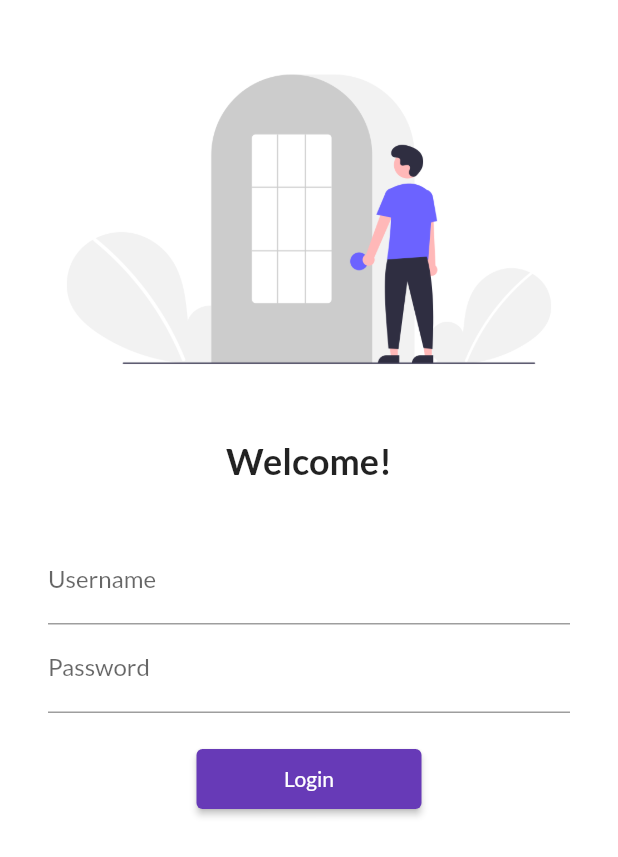
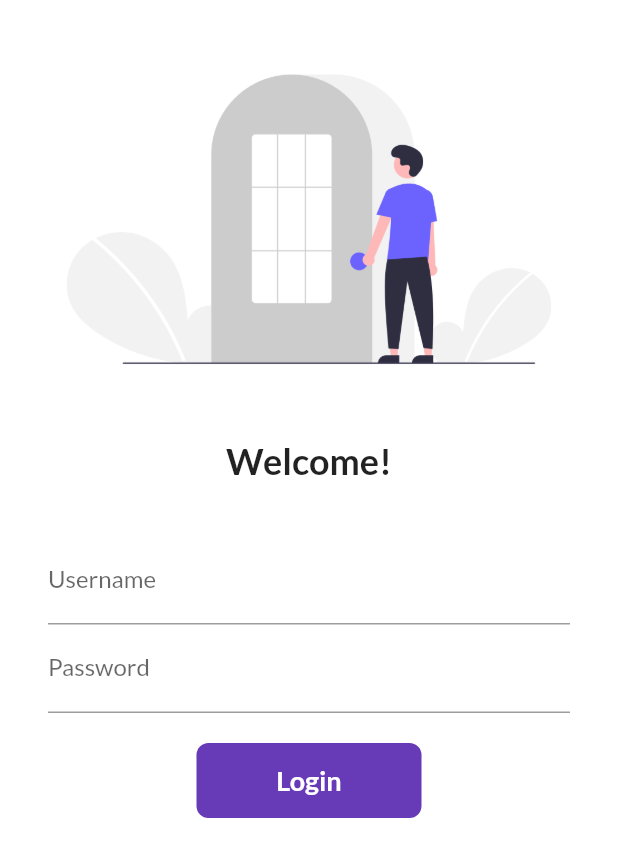
Before and after one commit to paramsiddharth/learning-flutter, a Flutter app: the screen it shows after launch, on a phone screen of 412 x 824 dp. Shown: the top 857 px of the screen. Run offline on Flutter 3.47's test engine with Material 2 defaults, Android fonts, the phone set to English and light mode, and no system bars; our stand-ins replace google_fonts.

Commit message:
दिवस ६ पूर्ण

```diff
--- a/1-flutter-cat/lib/pages/login_page.dart
+++ b/1-flutter-cat/lib/pages/login_page.dart
@@ -1,7 +1,16 @@
 import 'package:flutter/material.dart';
 import '../utils/routes.dart';
 
-class LoginPage extends StatelessWidget {
+class LoginPage extends StatefulWidget {
+  @override
+  _LoginPageState createState() => _LoginPageState();
+}
+
+class _LoginPageState extends State<LoginPage> {
+  final ANIMATION_DURATION = 1;
+  String name = '';
+  bool changeButton = false;
+
   @override
   Widget build(BuildContext context) {
     return Material(
@@ -20,7 +29,7 @@
               height: 20,
             ),
             Text(
-              'Welcome!',
+              'Welcome${name == '' ? '' : ' $name'}!',
               style: TextStyle(
                 fontSize: 24,
                 fontWeight: FontWeight.bold
@@ -38,6 +47,10 @@
                       hintText: 'Enter username',
                       labelText: 'Username'
                     ),
+                    onChanged: (value) {
+                      name = value;
+                      setState(() {});
+                    },
                   ),
                   TextFormField(
                     decoration: InputDecoration(
@@ -49,15 +62,38 @@
                   SizedBox(
                     height: 20,
                   ),
-                  ElevatedButton(
-                    child: Text('Login'),
-                    onPressed: () {
+                  InkWell(
+                    onTap: () async {
+                      setState(() {
+                        changeButton = true;
+                      });
+
+                      await Future.delayed(Duration(seconds: ANIMATION_DURATION));
                       Navigator.pushNamed(context, MyRoutes.home);
                     },
-                    style: TextButton.styleFrom(
-                      minimumSize: Size(150, 40)
+                    child: AnimatedContainer(
+                      duration: Duration(seconds: ANIMATION_DURATION),
+                      width: changeButton ? 50 : 150,
+                      height: 50,
+                      alignment: Alignment.center,
+                      decoration: BoxDecoration(
+                        color: Colors.deepPurple,
+                        // shape: changeButton ? BoxShape.circle : BoxShape.rectangle,
+                        borderRadius: BorderRadius.circular(changeButton ? 50 : 8)
+                      ),
+                      child: changeButton ? Icon(
+                        Icons.done,
+                        color: Colors.white,
+                      ) : Text(
+                        'Login',
+                        style: TextStyle(
+                          color: Colors.white,
+                          fontWeight: FontWeight.bold,
+                          fontSize: 18
+                        ),
+                      )
                     ),
-                  )
+                  ),
                 ],
               ),
             ),
```
